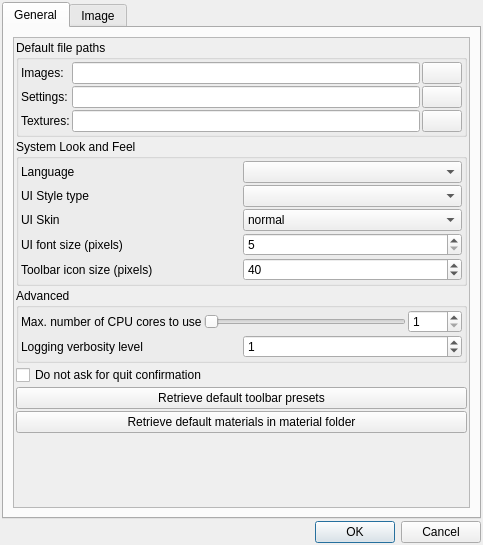
This is mandelbulber2/qt/preferences_dialog.ui in buddhi1980/mandelbulber2 as Qt 5 draws it before an edit. The edited form follows.
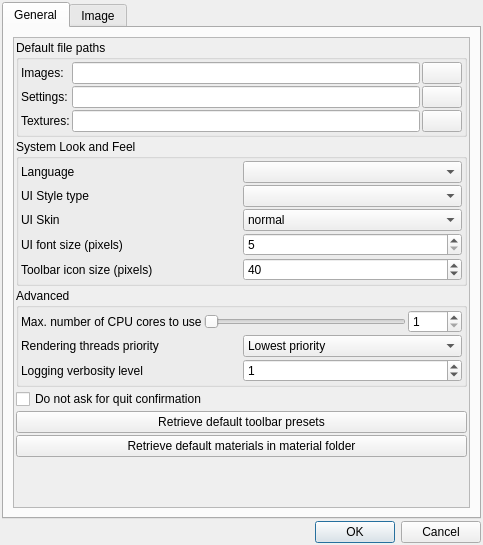
This is the edited form. Icons and pictures are not drawn. Custom widgets are drawn as their Qt base class.

Commit message: Added threads priority settings in preferences dialog for WIN32 version (enhancement #125) Note: Need to be tested under Windows

Patch:
```diff
--- a/mandelbulber2/qt/preferences_dialog.ui
+++ b/mandelbulber2/qt/preferences_dialog.ui
@@ -361,14 +361,14 @@
                 <property name="spacing">
                  <number>2</number>
                 </property>
-                <item row="0" column="0">
+                <item row="1" column="0">
                  <widget class="QLabel" name="label_13">
                   <property name="text">
                    <string>Logging verbosity level</string>
                   </property>
                  </widget>
                 </item>
-                <item row="0" column="1">
+                <item row="1" column="1">
                  <widget class="MySpinBox" name="spinboxInt_logging_verbosity">
                   <property name="minimum">
                    <number>0</number>
@@ -381,6 +381,40 @@
                   </property>
                  </widget>
                 </item>
+                <item row="0" column="1">
+                 <widget class="QComboBox" name="comboBox_threads_priority">
+                  <property name="frame">
+                   <bool>true</bool>
+                  </property>
+                  <item>
+                   <property name="text">
+                    <string>Lowest priority</string>
+                   </property>
+                  </item>
+                  <item>
+                   <property name="text">
+                    <string>Low prioriry</string>
+                   </property>
+                  </item>
+                  <item>
+                   <property name="text">
+                    <string>Normal priority</string>
+                   </property>
+                  </item>
+                  <item>
+                   <property name="text">
+                    <string>High priority</string>
+                   </property>
+                  </item>
+                 </widget>
+                </item>
+                <item row="0" column="0">
+                 <widget class="QLabel" name="label_threads_priority">
+                  <property name="text">
+                   <string>Rendering threads priority</string>
+                  </property>
+                 </widget>
+                </item>
                </layout>
               </item>
              </layout>
```
The commit also changes 7 other files.
